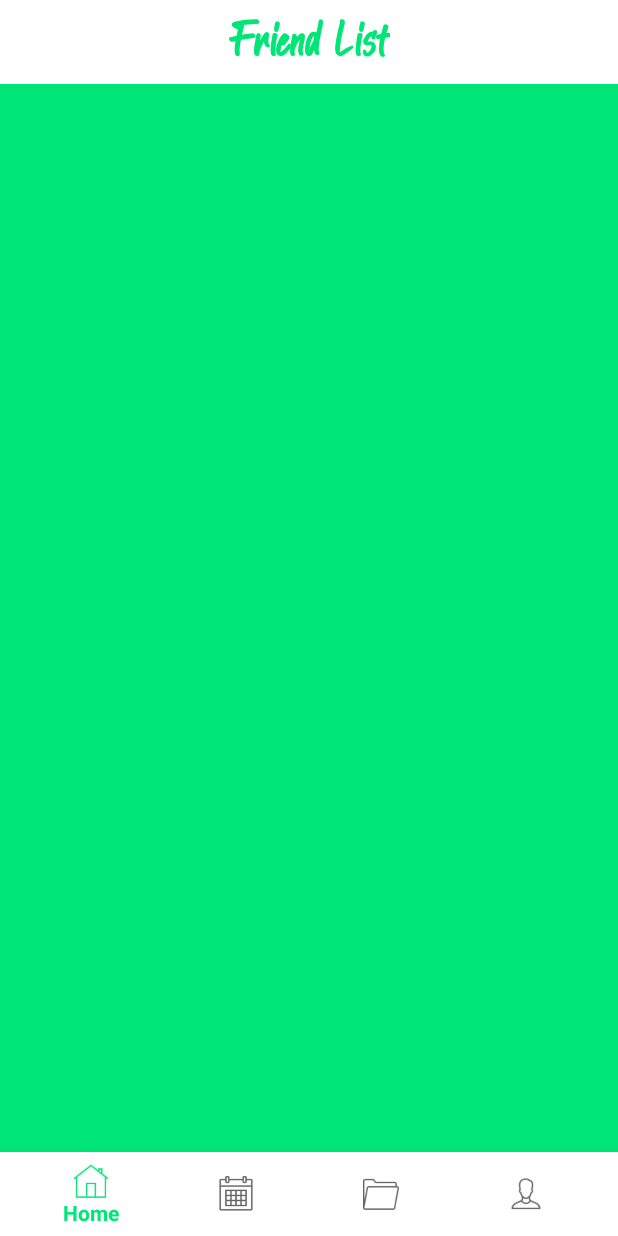
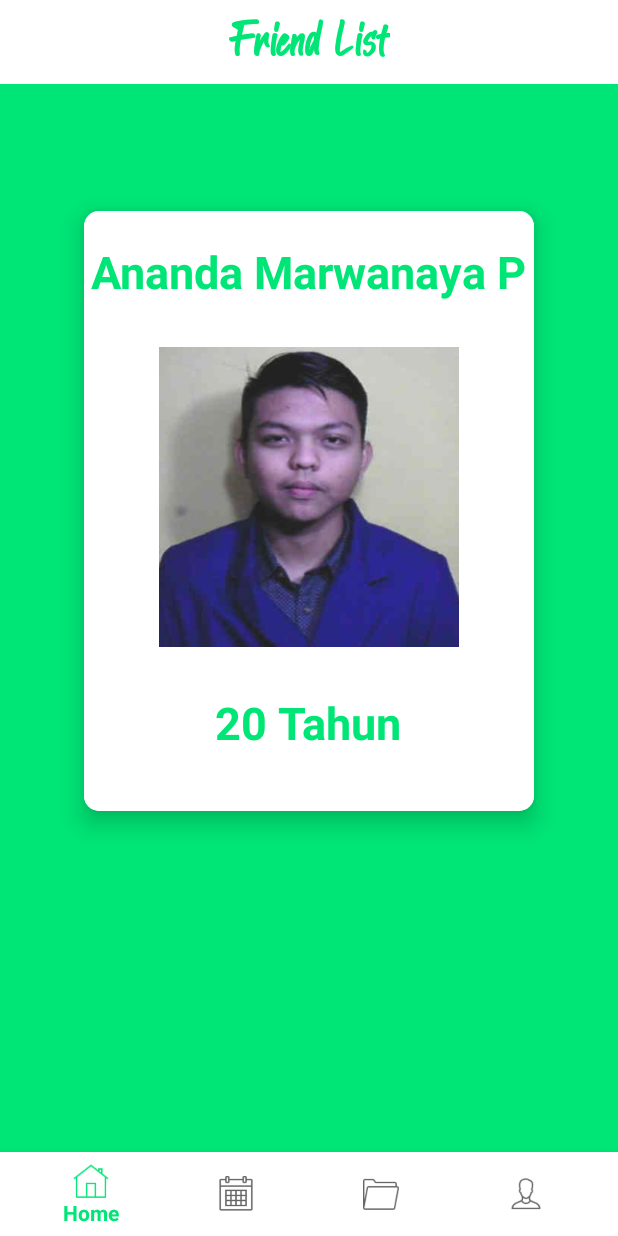
Before and after one commit to nizarmu7/kt-UtsAKB_10117149, an Android app: the fragment DetailFriendFragment placed in its activity, on a phone screen of 412 x 824 dp. Run offline under Robolectric (Android 15) with nearby library versions, the phone set to English and light mode, and no system bars; our stand-ins replace Picasso.

Commit message:
Penambahan "Friend List"

```diff
--- /dev/null
+++ b/app/src/main/java/com/akb/uts_10117149/Adapter/AdapterDetailFriend.kt
@@ -0,0 +1,30 @@
+package com.akb.uts_10117149.Adapter
+
+/*
+Tanggal Pengerjaan : Selasa, 12 Mei 2020
+Nim : 10117149
+Nama : M Nizar Miftahul Ulya
+Kelas : IF-4
+ */
+
+import android.view.LayoutInflater
+import android.view.ViewGroup
+import androidx.recyclerview.widget.RecyclerView
+import com.akb.uts_10117149.Model.ModelFriend
+
+class AdapterDetailFriend (private val list: List<ModelFriend>)
+    : RecyclerView.Adapter<RecyclerFriend>() {
+
+    override fun onCreateViewHolder(parent: ViewGroup, viewType: Int): RecyclerFriend {
+        val inflater = LayoutInflater.from(parent.context)
+        return RecyclerFriend(inflater, parent)
+    }
+
+    override fun onBindViewHolder(holder: RecyclerFriend, position: Int) {
+        val kegiatan: ModelFriend = list[position]
+        holder.bind(kegiatan)
+    }
+
+    override fun getItemCount(): Int = list.size
+
+}
--- /dev/null
+++ b/app/src/main/java/com/akb/uts_10117149/Adapter/RecyclerFriend.kt
@@ -0,0 +1,29 @@
+package com.akb.uts_10117149.Adapter
+
+/*
+Tanggal Pengerjaan : Selasa, 12 Mei 2020
+Nim : 10117149
+Nama : M Nizar Miftahul Ulya
+Kelas : IF-4
+ */
+
+import android.view.LayoutInflater
+import android.view.ViewGroup
+import androidx.recyclerview.widget.RecyclerView
+import com.akb.uts_10117149.Model.ModelFriend
+import com.akb.uts_10117149.R
+import com.squareup.picasso.Picasso
+import kotlinx.android.synthetic.main.item_detail_friend.view.*
+
+class RecyclerFriend (inflater: LayoutInflater, parent: ViewGroup) :
+    RecyclerView.ViewHolder(inflater.inflate(R.layout.item_detail_friend, parent, false)) {
+
+    fun bind(friend: ModelFriend) {
+        itemView.apply {
+            txt_nama?.text = friend.nama
+            txt_umur?.text = friend.umur
+            Picasso.get().load(friend.image).into(img_teman)
+        }
+    }
+
+}
--- a/app/src/main/java/com/akb/uts_10117149/DetailFragment/DetailDailyFragment.kt
+++ b/app/src/main/java/com/akb/uts_10117149/DetailFragment/DetailDailyFragment.kt
@@ -28,7 +28,7 @@ class DetailDailyFragment : Fragment() {
         ModelDaily("Sahur", "Sahur Untuk Berpuasa", "03.30", R.drawable.nasi),
         ModelDaily("Sholat Subuh", "Beribadah Wajib Setiap Subuh", "04.30", R.drawable.mosque),
         ModelDaily("Bermain HP", "Melihat Social Media", "05.00", R.drawable.smartphone),
-        ModelDaily("Merawat Burung", "Memberikan Makan & Minum", "6.30", R.drawable.burung),
+        ModelDaily("Merawat Burung", "Memberikan Makan & Minum", "06.30", R.drawable.burung),
         ModelDaily("Bermain HP & Komputer", "Belajar & Melihat Social Media", "07.00", R.drawable.multipledevices),
         ModelDaily("Sholat Dzuhur", "Beribadah Wajib Setiap Dzuhur", "11.45", R.drawable.mosque),
         ModelDaily("Bermain HP & Komputer", "Belajar & Melihat Social Media", "12.15", R.drawable.multipledevices),
--- a/app/src/main/java/com/akb/uts_10117149/DetailFragment/DetailFriendFragment.kt
+++ b/app/src/main/java/com/akb/uts_10117149/DetailFragment/DetailFriendFragment.kt
@@ -1,7 +1,7 @@
 package com.akb.uts_10117149.DetailFragment
 
 /*
-Tanggal Pengerjaan : Senin, 11 Mei 2020
+Tanggal Pengerjaan : Selasa, 12 Mei 2020
 Nim : 10117149
 Nama : M Nizar Miftahul Ulya
 Kelas : IF-4
@@ -12,13 +12,29 @@ import androidx.fragment.app.Fragment
 import android.view.LayoutInflater
 import android.view.View
 import android.view.ViewGroup
-
 import com.akb.uts_10117149.R
+import androidx.recyclerview.widget.LinearLayoutManager
+import com.akb.uts_10117149.Model.ModelFriend
+import com.akb.uts_10117149.Adapter.AdapterDetailFriend
+import com.akb.uts_10117149.DailyFragment
+import kotlinx.android.synthetic.main.fragment_detail_friend.*
 
 /**
  * A simple [Fragment] subclass.
  */
 class DetailFriendFragment : Fragment() {
+
+    private val item2 = listOf(
+        ModelFriend("Ananda Marwanaya P", "20 Tahun",  R.drawable.ananda),
+        ModelFriend("Ari Sumardi", "20 Tahun",  R.drawable.ari),
+        ModelFriend("Dimas Arestu P", "20 Tahun",  R.drawable.dimas),
+        ModelFriend("Muhammad Farhaan", "20 Tahun",  R.drawable.farhan)
+    )
+
+    override fun onCreate(savedInstanceState: Bundle?) {
+        super.onCreate(savedInstanceState)
+        retainInstance = true
+    }
 
     override fun onCreateView(
         inflater: LayoutInflater, container: ViewGroup?,
@@ -28,4 +44,22 @@ class DetailFriendFragment : Fragment() {
         return inflater.inflate(R.layout.fragment_detail_friend, container, false)
     }
 
+    override fun onViewCreated(view: View, savedInstanceState: Bundle?) {
+        super.onViewCreated(view, savedInstanceState)
+        // RecyclerView node initialized here
+
+        recycler_friend.apply {
+            // set a LinearLayoutManager to handle Android
+            // RecyclerView behavior
+            layoutManager = LinearLayoutManager(activity, LinearLayoutManager.HORIZONTAL ,false)
+            // set the custom adapter to the RecyclerView
+            adapter = AdapterDetailFriend(item2)
+        }
+
+    }
+
+    companion object {
+        fun newInstance(): DailyFragment = DailyFragment()
+    }
+
 }
--- /dev/null
+++ b/app/src/main/java/com/akb/uts_10117149/Model/ModelFriend.kt
@@ -0,0 +1,14 @@
+package com.akb.uts_10117149.Model
+
+/*
+Tanggal Pengerjaan : Selasa, 12 Mei 2020
+Nim : 10117149
+Nama : M Nizar Miftahul Ulya
+Kelas : IF-4
+ */
+
+data class ModelFriend (
+    val nama: String,
+    val umur: String,
+    val image: Int
+)
--- a/app/src/main/res/layout/fragment_detail_friend.xml
+++ b/app/src/main/res/layout/fragment_detail_friend.xml
@@ -37,4 +37,24 @@
 
     </androidx.constraintlayout.widget.ConstraintLayout>
 
+    <RelativeLayout
+        android:layout_width="match_parent"
+        android:layout_height="match_parent"
+        android:layout_marginTop="?attr/actionBarSize"
+        android:background="@color/ga400">
+
+        <androidx.recyclerview.widget.RecyclerView
+            android:id="@+id/recycler_friend"
+            android:layout_marginTop="10dp"
+            android:layout_marginStart="10dp"
+            android:layout_marginLeft="10dp"
+            android:layout_marginRight="10dp"
+            android:layout_marginEnd="10dp"
+            android:layout_centerHorizontal="true"
+            android:layout_width="match_parent"
+            android:layout_height="550dp"
+            android:layout_below="@+id/txt_daily"
+            android:text="RecyclerView" />
+    </RelativeLayout>
+
 </FrameLayout>
--- a/app/src/main/res/layout/item_detail_daily.xml
+++ b/app/src/main/res/layout/item_detail_daily.xml
@@ -110,7 +110,5 @@
             app:layout_constraintHorizontal_bias="0.659"
             app:layout_constraintStart_toStartOf="parent"
             app:layout_constraintTop_toTopOf="parent" />
-
     </androidx.constraintlayout.widget.ConstraintLayout>
-
 </androidx.cardview.widget.CardView>
--- /dev/null
+++ b/app/src/main/res/layout/item_detail_friend.xml
@@ -0,0 +1,60 @@
+<?xml version="1.0" encoding="utf-8"?>
+<RelativeLayout xmlns:android="http://schemas.android.com/apk/res/android"
+    xmlns:app="http://schemas.android.com/apk/res-auto"
+    xmlns:tools="http://schemas.android.com/tools"
+    android:layout_width="match_parent"
+    android:layout_height="match_parent">
+
+    <androidx.cardview.widget.CardView
+        android:id="@+id/card2"
+        android:layout_width="300dp"
+        android:layout_height="400dp"
+        android:layout_centerHorizontal="true"
+        android:layout_centerVertical="true"
+        android:background="@color/white"
+        app:cardCornerRadius="10dp"
+        app:cardElevation="10dp">
+
+        <RelativeLayout
+            android:layout_width="match_parent"
+            android:layout_height="match_parent"
+            android:background="@color/white">
+
+            <TextView
+                android:id="@+id/txt_nama"
+                android:layout_width="wrap_content"
+                android:layout_height="wrap_content"
+                android:layout_centerHorizontal="true"
+                android:layout_marginTop="20dp"
+                android:layout_marginBottom="30dp"
+                android:text="@string/nama"
+                android:textColor="@color/ga400"
+                android:textSize="30sp"
+                android:textStyle="bold" />
+
+            <ImageView
+                android:id="@+id/img_teman"
+                android:layout_width="200dp"
+                android:layout_height="200dp"
+                android:layout_below="@id/txt_nama"
+                android:layout_centerHorizontal="true"
+                android:layout_centerVertical="true"
+                android:src="@drawable/naruto" />
+
+            <TextView
+                android:id="@+id/txt_umur"
+                android:layout_width="wrap_content"
+                android:layout_height="wrap_content"
+                android:layout_below="@id/img_teman"
+                android:layout_centerHorizontal="true"
+                android:layout_marginTop="30dp"
+                android:text="@string/umur"
+                android:textColor="@color/ga400"
+                android:textSize="30sp"
+                android:textStyle="bold" />
+
+        </RelativeLayout>
+
+    </androidx.cardview.widget.CardView>
+
+</RelativeLayout>
```
Also changed, not shown: app/src/main/res/drawable/ananda.png (added), app/src/main/res/drawable/ari.png (added), app/src/main/res/drawable/dimas.png (added), app/src/main/res/drawable/farhan.png (added).
